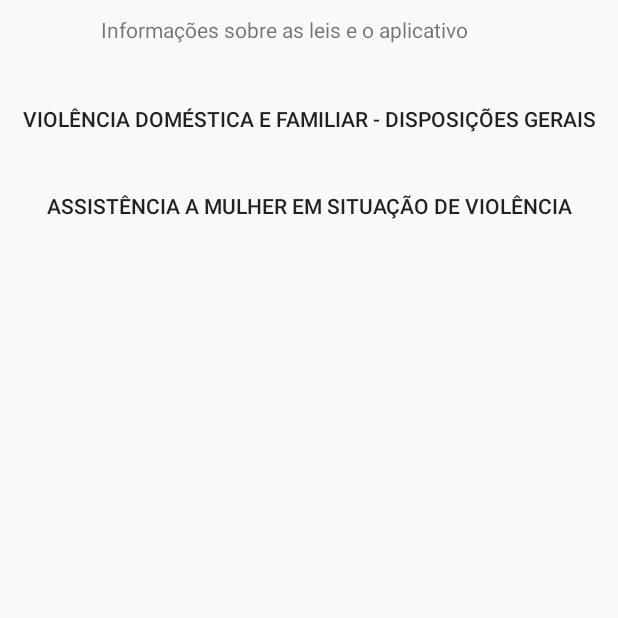
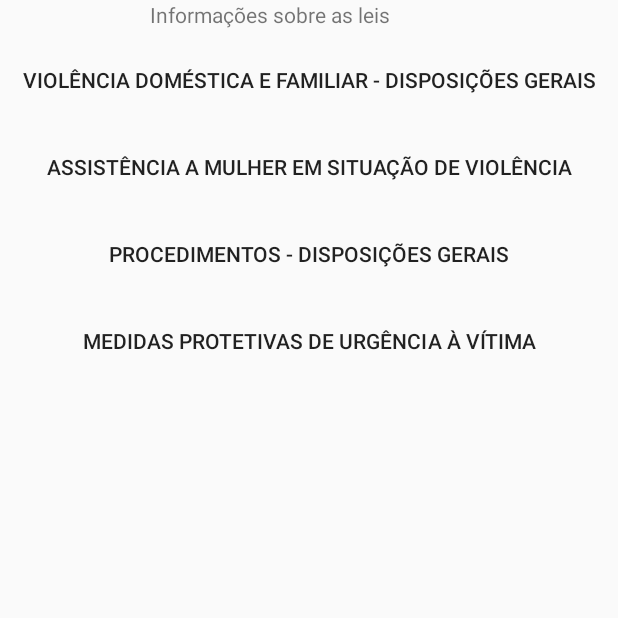
Before and after one commit to remoteEnterprise/AndroidProjectPeHelp, an Android app: the InformacoesActivity screen opened directly, with no data from a screen before it, on a phone screen of 412 x 824 dp, the top half of it. Run offline under Robolectric (Android 15) with nearby library versions, the phone set to English and light mode, and no system bars.

Commit message:
implementação de mais duas informação da lei Maria da penha. (Stewen e Igo)

```diff
--- a/app/src/main/java/com/example/mathe/informacoes/InformacoesActivity.java
+++ b/app/src/main/java/com/example/mathe/informacoes/InformacoesActivity.java
@@ -19,7 +19,8 @@ public class InformacoesActivity extends Activity implements View.OnClickListene
     private TextView text;
     private Button inf1;
     private Button inf2;
-
+    private Button inf3;
+    private Button inf4;
 
 
     @Override
@@ -30,8 +31,12 @@ public class InformacoesActivity extends Activity implements View.OnClickListene
         text = (TextView) findViewById(R.id.textoDesc);
         inf1 = (Button) findViewById(R.id.infOne);
         inf2= (Button) findViewById(R.id.infTwo);
+        inf3= (Button) findViewById(R.id.infthree);
+        inf4= (Button) findViewById(R.id.btnfour);
         inf1.setOnClickListener(this);
         inf2.setOnClickListener(this);
+        inf3.setOnClickListener(this);
+        inf4.setOnClickListener(this);
     }
 
     public void onClick(View v) {
@@ -46,6 +51,16 @@ public class InformacoesActivity extends Activity implements View.OnClickListene
                 startActivity(intent);
                 break;
 
+            case R.id.infthree:
+                intent = new Intent(this, TerceirainformacaoActivity.class);
+                startActivity(intent);
+                break;
+
+            case R.id.btnfour:
+                intent = new Intent(this, QuartainformacaoActivity.class);
+                startActivity(intent);
+                break;
+
 
         }
 
--- a/app/src/main/res/layout/activity_informacoes.xml
+++ b/app/src/main/res/layout/activity_informacoes.xml
@@ -3,20 +3,21 @@
     android:orientation="vertical" android:layout_width="match_parent"
     android:layout_height="match_parent">
 
+
     <TextView
-        android:layout_width="277dp"
-        android:layout_height="35dp"
-        android:layout_gravity="center"
-        android:layout_marginTop="10dp"
-        android:text="Informações sobre as leis e o aplicativo"
-        android:id="@+id/textoDesc" />
-
+        android:id="@+id/textoDesc"
+        android:layout_width="match_parent"
+        android:layout_height="wrap_content"
+        android:layout_marginLeft="100dp"
+        android:layout_marginRight="100dp"
+        android:text="Informações sobre as leis" />
 
     <Button
         android:id="@+id/infOne"
         android:layout_width="match_parent"
         android:layout_height="wrap_content"
         android:layout_marginTop="10dp"
+        android:layout_gravity="center"
         android:background="@android:color/transparent"
         android:text="Violência doméstica e familiar - disposições gerais" />
 
@@ -29,5 +30,21 @@
         android:text="Assistência a mulher em situação de violência"
         android:background="@android:color/transparent"/>
 
+    <Button
+        android:id="@+id/infthree"
+        android:layout_width="match_parent"
+        android:layout_height="wrap_content"
+        android:layout_marginTop="10dp"
+        android:text="Procedimentos - Disposições Gerais"
+        android:background="@android:color/transparent"/>
+
+    <Button
+        android:id="@+id/btnfour"
+        android:layout_width="match_parent"
+        android:layout_height="wrap_content"
+        android:layout_marginTop="10dp"
+        android:text="Medidas protetivas de urgência à vítima"
+        android:background="@android:color/transparent"/>
+
 
 </LinearLayout>
```
Also changed, not shown: app/src/main/AndroidManifest.xml (+13 -0 lines), app/src/main/java/com/example/mathe/informacoes/QuartainformacaoActivity.java (added, +55 -0 lines), app/src/main/java/com/example/mathe/informacoes/TerceirainformacaoActivity.java (added, +47 -0 lines), app/src/main/res/layout/activity_infoprocedimento.xml (added, +18 -0 lines), app/src/main/res/layout/activity_informedidas.xml (added, +19 -0 lines), app/src/main/res/layout/activity_menu.xml (+0 -11 lines).
